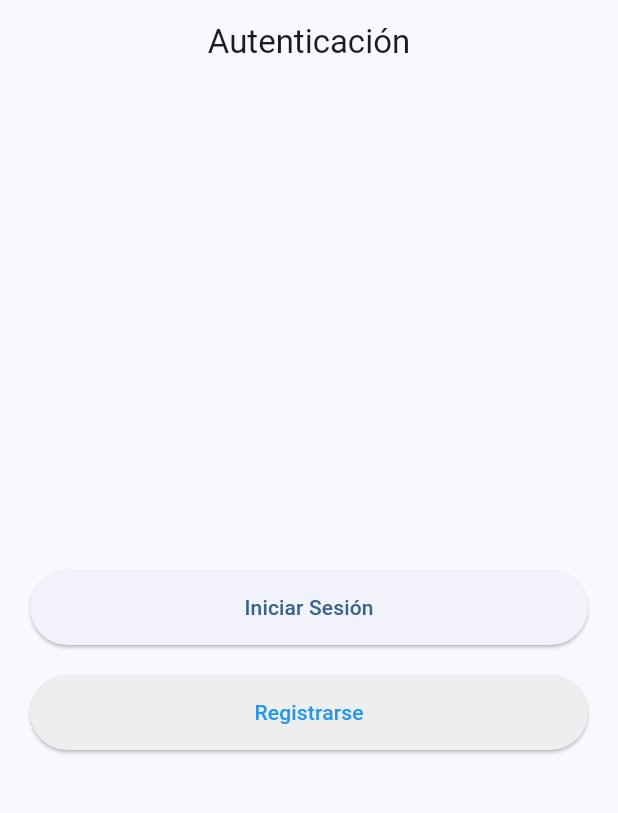
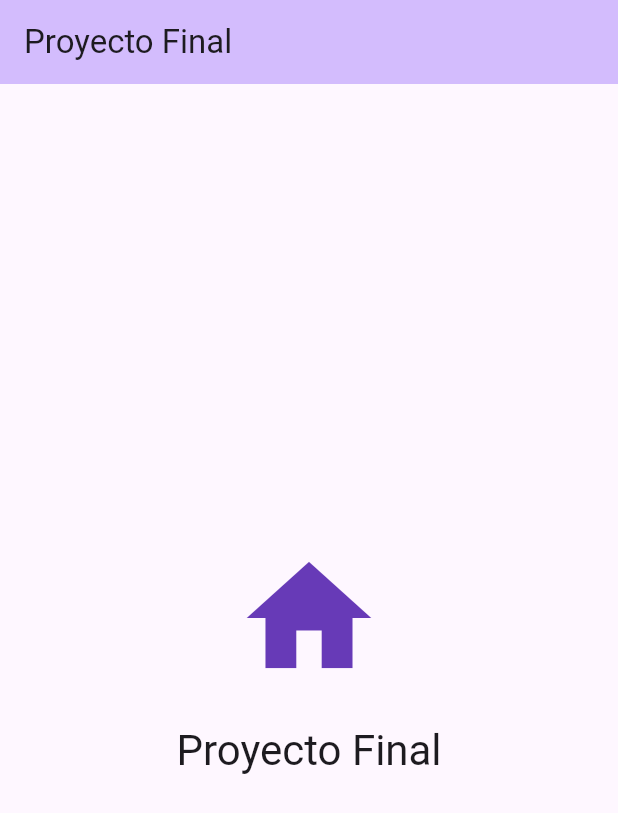
Before and after one commit to Area51-espe/Avianca-EMSA, a Flutter app: the screen it shows after launch, on a phone screen of 412 x 824 dp. Shown: the top 813 px of the screen. Run offline on Flutter 3.47's test engine with Material 3 defaults, Android fonts, the phone set to English and light mode, and no system bars.

Commit message:
Revert "feat(backend): Implementación completa de autenticación y Base de Datos"

```diff
--- a/lib/main.dart
+++ b/lib/main.dart
@@ -1,22 +1,6 @@
 import 'package:flutter/material.dart';
-import 'package:firebase_core/firebase_core.dart';
 
-void main() async {
-  WidgetsFlutterBinding.ensureInitialized();
-
-  // Configuración manual de Firebase
-  await Firebase.initializeApp(
-    options: const FirebaseOptions(
-      apiKey:
-          "AIzaSyCFRnB5paigeA1UkUxovJEra7eKRulzthg", // Reemplaza con tu API Key real
-      appId:
-          "1:313384693994:android:5e5f745be19da865d76793", // Reemplaza con tu App ID real
-      messagingSenderId: "313384693994",
-      projectId: "appaviancaemsa",
-    ),
-  );
-  print('Conexión a Firebase: ${Firebase.apps.isNotEmpty ? 'Éxito' : 'Falló'}');
-
+void main() {
   runApp(const MyApp());
 }
 
@@ -26,61 +10,46 @@ class MyApp extends StatelessWidget {
   @override
   Widget build(BuildContext context) {
     return MaterialApp(
-      debugShowCheckedModeBanner: false,
-      title: 'Avianca EMSA',
+      title: 'Proyecto Final', // Changed the app title
       theme: ThemeData(
-        colorScheme: ColorScheme.fromSeed(
-          seedColor: Colors.blue,
-          brightness: Brightness.light,
-        ),
+        colorScheme: ColorScheme.fromSeed(seedColor: Colors.deepPurple),
         useMaterial3: true,
       ),
-      home: const AuthScreen(),
+      home: const MyHomePage(title: 'Proyecto Final'), // Changed the home page title
     );
   }
 }
 
-class AuthScreen extends StatelessWidget {
-  const AuthScreen({super.key});
+class MyHomePage extends StatelessWidget { // Changed to StatelessWidget
+  const MyHomePage({super.key, required this.title});
+
+  final String title;
 
   @override
   Widget build(BuildContext context) {
     return Scaffold(
       appBar: AppBar(
-        title: const Text('Autenticación'),
-        centerTitle: true,
+        backgroundColor: Theme.of(context).colorScheme.inversePrimary,
+        title: Text(title), // Uses the title passed to the widget
       ),
-      body: Padding(
-        padding: const EdgeInsets.all(20.0),
-        child: Center(
-          child: Column(
-            mainAxisAlignment: MainAxisAlignment.center,
-            children: [
-              ElevatedButton(
-                onPressed: () {
-                  // Lógica para iniciar sesión
-                },
-                style: ElevatedButton.styleFrom(
-                  minimumSize: const Size(double.infinity, 50),
-                ),
-                child: const Text('Iniciar Sesión'),
-              ),
-              const SizedBox(height: 20),
-              ElevatedButton(
-                onPressed: () {
-                  // Lógica para registrarse
-                },
-                style: ElevatedButton.styleFrom(
-                  minimumSize: const Size(double.infinity, 50),
-                  backgroundColor: Colors.grey[200],
-                  foregroundColor: Colors.blue,
-                ),
-                child: const Text('Registrarse'),
-              ),
-            ],
-          ),
+      body: Center(
+        child: Column(
+          mainAxisAlignment: MainAxisAlignment.center,
+          children: <Widget>[
+            const Icon(
+              Icons.home, // Home icon
+              size: 100.0, // Adjust size as needed
+              color: Colors.deepPurple, // Adjust color as needed
+            ),
+            const SizedBox(height: 20), // Adds some space between the icon and text
+            Text(
+              'Proyecto Final', // The desired text
+              style: Theme.of(context).textTheme.headlineMedium,
+            ),
+          ],
         ),
       ),
+      // Removed the floatingActionButton
     );
   }
 }
--- a/pubspec.yaml
+++ b/pubspec.yaml
@@ -34,9 +34,6 @@ dependencies:
   # The following adds the Cupertino Icons font to your application.
   # Use with the CupertinoIcons class for iOS style icons.
   cupertino_icons: ^1.0.8
-  firebase_auth: ^4.11.3  # Para autenticación
-  firebase_core: ^2.18.0  # Core de Firebase
-  cloud_firestore: ^4.15.1 # Para la base de datos (HU-02)
 
 dev_dependencies:
   flutter_test:
```
Also changed, not shown: lib/src/backend/models/recorrido_model.dart (deleted, +0 -53 lines), lib/src/backend/services/auth_service.dart (deleted, +0 -39 lines), lib/src/backend/services/database_service.dart (deleted, +0 -19 lines), pubspec.lock, 6 other files.
